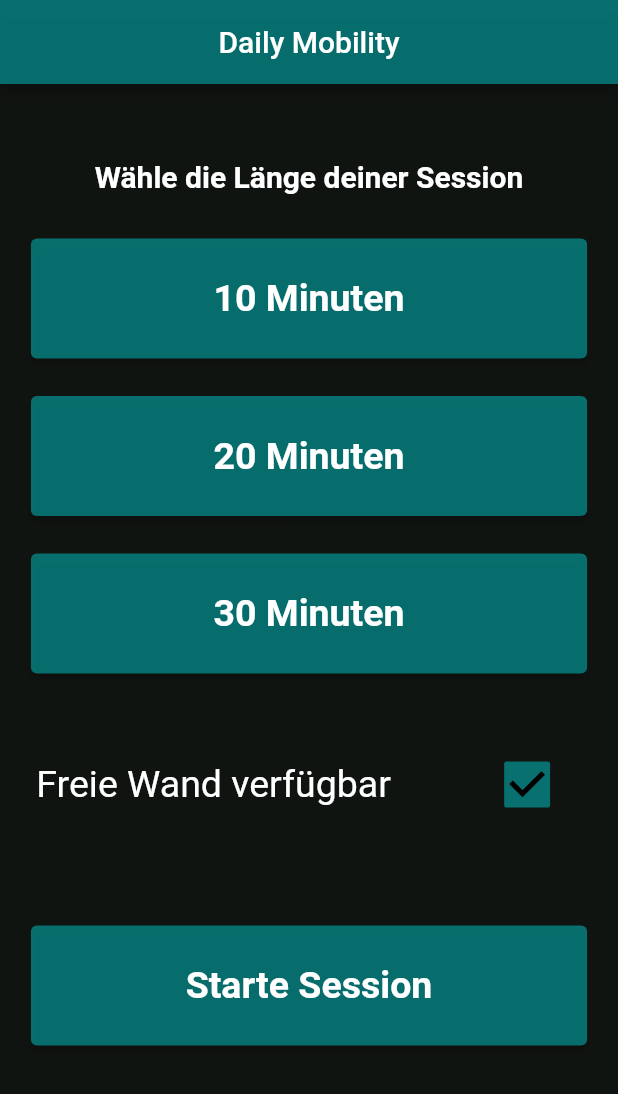
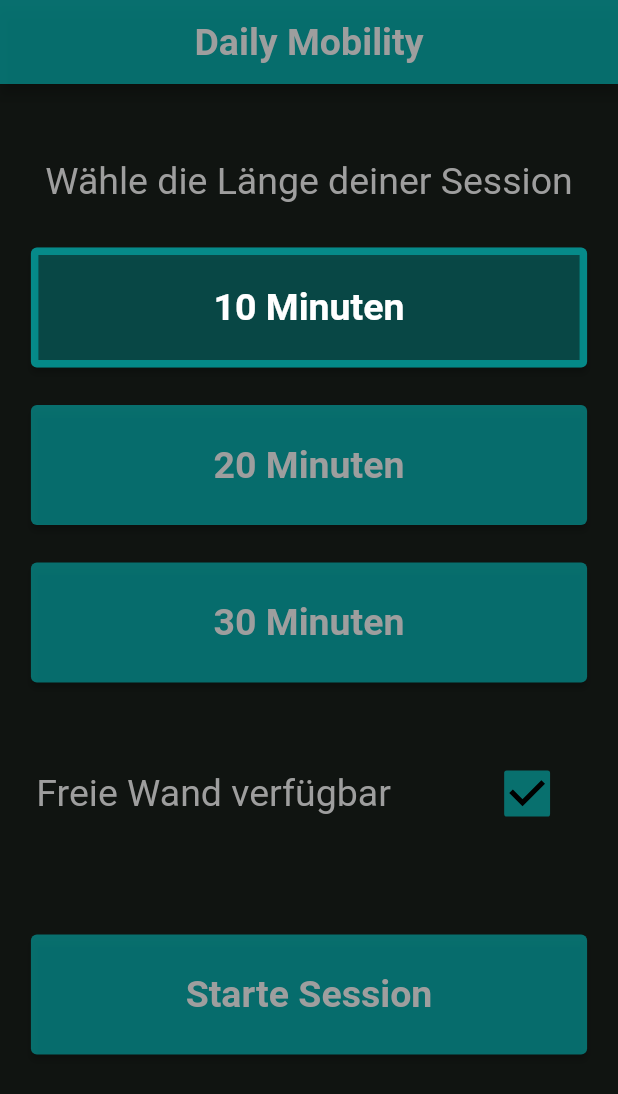
Before and after one commit to melaLetics/mobility, a Flutter app: the screen it shows after launch, on a phone screen of 412 x 824 dp. Shown: the top 1094 px of the screen. Run offline on Flutter 3.47's test engine with Material 2 defaults, Android fonts, the phone set to English and light mode, and no system bars; Roboto replaces fonts that are missing (LucidaConsole).

Commit message:
session screen design

```diff
--- a/lib/app.dart
+++ b/lib/app.dart
@@ -34,7 +34,7 @@ class App extends StatelessWidget {
         scaffoldBackgroundColor: Color.fromARGB(255, 16, 20, 17),
         elevatedButtonTheme: ElevatedButtonThemeData(
           style: ButtonStyle(
-            foregroundColor: MaterialStateProperty.all(Colors.black),
+            foregroundColor: MaterialStateProperty.all(Colors.grey),
             backgroundColor: MaterialStateProperty.all(colorCustom),
           ),
         ),
--- a/lib/screens/setup_screen.dart
+++ b/lib/screens/setup_screen.dart
@@ -1,7 +1,7 @@
-import 'dart:math';
+import 'package:flutter/material.dart';
 
-import 'package:flutter/material.dart';
 import 'package:mobility/screens/routine_screen.dart';
+import 'package:mobility/widgets/session_duration_button.dart';
 
 class SetupScreen extends StatefulWidget {
   const SetupScreen({super.key});
@@ -30,7 +30,12 @@ class SetupScreenState extends State<SetupScreen> {
   Widget build(BuildContext context) {
     return Scaffold(
       appBar: AppBar(
-        title: const Text('Daily Mobility'),
+        title: const Text('Daily Mobility',
+            style: TextStyle(
+              fontSize: 25,
+              fontWeight: FontWeight.bold,
+              color: Colors.grey,
+            )),
         centerTitle: true,
       ),
       body: Column(
@@ -44,9 +49,8 @@ class SetupScreenState extends State<SetupScreen> {
               'Wähle die Länge deiner Session',
               style: TextStyle(
                 fontFamily: 'LucidaConsole',
-                color: Colors.white,
-                fontSize: 20,
-                fontWeight: FontWeight.bold,
+                color: Colors.grey,
+                fontSize: 25,
               ),
             )),
           ),
@@ -55,24 +59,11 @@ class SetupScreenState extends State<SetupScreen> {
             child: SizedBox(
               width: MediaQuery.of(context).size.width * 0.9,
               height: 80,
-              child: ElevatedButton(
-                style: ElevatedButton.styleFrom(
-                  primary: Theme.of(context).colorScheme.secondary,
-                ),
-                onPressed: () {
+              child: SessionDurationButton('10 Minuten', duration == 10, (_) {
                 setState(() {
                   duration = 10;
                 });
-                },
-                child: const Text(
-                  '10 Minuten',
-                  style: TextStyle(
-                    color: Colors.white,
-                    fontSize: 25,
-                    fontWeight: FontWeight.bold,
-                  ),
-                ),
-              ),
+              }),
             ),
           ),
           const SizedBox(height: 25),
@@ -80,24 +71,11 @@ class SetupScreenState extends State<SetupScreen> {
             child: SizedBox(
               width: MediaQuery.of(context).size.width * 0.9,
               height: 80,
-              child: ElevatedButton(
-                style: ElevatedButton.styleFrom(
-                  primary: Theme.of(context).colorScheme.secondary,
-                ),
-                onPressed: () {
+              child: SessionDurationButton('20 Minuten', duration == 20, (_) {
                 setState(() {
                   duration = 20;
                 });
-                },
-                child: const Text(
-                  '20 Minuten',
-                  style: TextStyle(
-                    color: Colors.white,
-                    fontSize: 25,
-                    fontWeight: FontWeight.bold,
-                  ),
-                ),
-              ),
+              }),
             ),
           ),
           const SizedBox(height: 25),
@@ -105,25 +83,11 @@ class SetupScreenState extends State<SetupScreen> {
             child: SizedBox(
                 width: MediaQuery.of(context).size.width * 0.9,
                 height: 80,
-              child: ElevatedButton(
-                style: ElevatedButton.styleFrom(
-                  primary: Theme.of(context).colorScheme.secondary,
-                ),
-                onPressed: () {
+                child: SessionDurationButton('30 Minuten', duration == 30, (_) {
                   setState(() {
                     duration = 30;
                   });
-                },
-                child: const Text(
-                  '30 Minuten',
-                  style: TextStyle(
-                    color: Colors.white,
-                    fontSize: 25,
-                    fontWeight: FontWeight.bold,
-                  ),
-                ),
-              ),
-            ),
+                })),
           ),
           const SizedBox(height: 50),
           Row(
@@ -138,8 +102,8 @@ class SetupScreenState extends State<SetupScreen> {
                 child: Text(
                   'Freie Wand verfügbar',
                   style: TextStyle(
+                    color: Colors.grey,
                     fontSize: 25,
-                    color: Colors.white,
                   ),
                 ),
               ),
@@ -150,6 +114,7 @@ class SetupScreenState extends State<SetupScreen> {
                   child: Checkbox(
                     value: equipped,
                     onChanged: (value) => _toggle(value),
+                    hoverColor: Colors.white,
                     activeColor: Theme.of(context).colorScheme.secondary,
                     checkColor: Colors.black,
                   ),
@@ -181,7 +146,6 @@ class SetupScreenState extends State<SetupScreen> {
                 child: const Text(
                   'Starte Session',
                   style: TextStyle(
-                    color: Colors.white,
                     fontSize: 25,
                     fontWeight: FontWeight.bold,
                   ),
--- /dev/null
+++ b/lib/widgets/session_duration_button.dart
@@ -0,0 +1,56 @@
+import 'package:flutter/material.dart';
+
+typedef void BooleanCallback(bool val);
+
+class SessionDurationButton extends StatelessWidget {
+  const SessionDurationButton(this.description, this.highlighted, this.callback,
+      {super.key});
+
+  final String description;
+  final bool highlighted;
+  final BooleanCallback callback;
+
+  ButtonStyle highlightedButtonStyle(context) {
+    return ElevatedButton.styleFrom(
+        primary: Color.fromRGBO(1, 203, 203, .3),
+        side: BorderSide(
+          width: 5.0,
+          color: Theme.of(context).colorScheme.secondary,
+        ));
+  }
+
+  ButtonStyle unselectedButtonStyle(context) {
+    return ElevatedButton.styleFrom(
+      primary: Theme.of(context).colorScheme.secondary,
+    );
+  }
+
+  TextStyle highlightedText() {
+    return const TextStyle(
+      fontSize: 25,
+      fontWeight: FontWeight.bold,
+      color: Colors.white,
+    );
+  }
+
+  TextStyle unselectedText() {
+    return const TextStyle(
+      fontSize: 25,
+      fontWeight: FontWeight.bold,
+    );
+  }
+
+  @override
+  Widget build(BuildContext context) {
+    return ElevatedButton(
+      style: highlighted
+          ? highlightedButtonStyle(context)
+          : unselectedButtonStyle(context),
+      onPressed: () {
+        callback(true);
+      },
+      child: Text(description,
+          style: highlighted ? highlightedText() : unselectedText()),
+    );
+  }
+}
```
Lines whose indentation alone changed are shown as unchanged.
